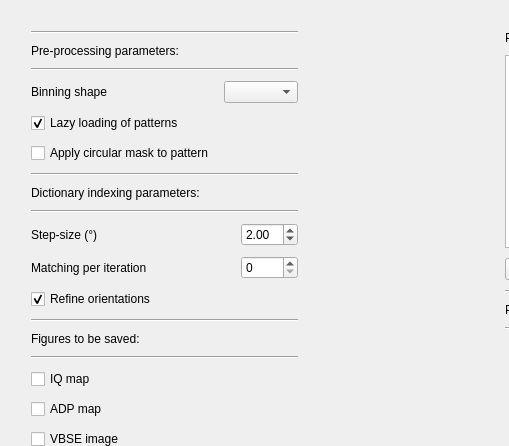
EBSP-Indexer/EBSP-Indexer, file ui/di_setup.ui: the form before one commit; both pictures show x 0 to 509 and y 0 to 446 of the 792 by 542 pixel window.
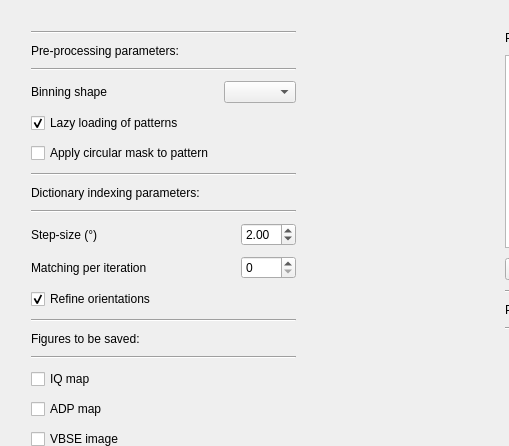
The form after the commit.

What changed in the file:
```diff
--- a/ui/di_setup.ui
+++ b/ui/di_setup.ui
@@ -321,6 +321,15 @@
           </item>
           <item row="0" column="1">
            <widget class="QDoubleSpinBox" name="doubleSpinBoxStepSize">
+            <property name="minimum">
+             <double>0.010000000000000</double>
+            </property>
+            <property name="maximum">
+             <double>3.000000000000000</double>
+            </property>
+            <property name="singleStep">
+             <double>0.100000000000000</double>
+            </property>
             <property name="value">
              <double>2.000000000000000</double>
             </property>
```
